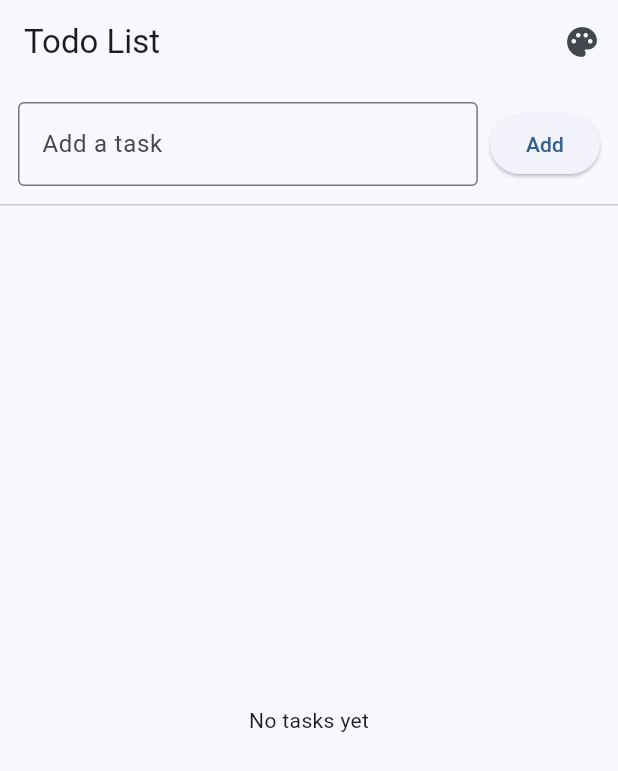
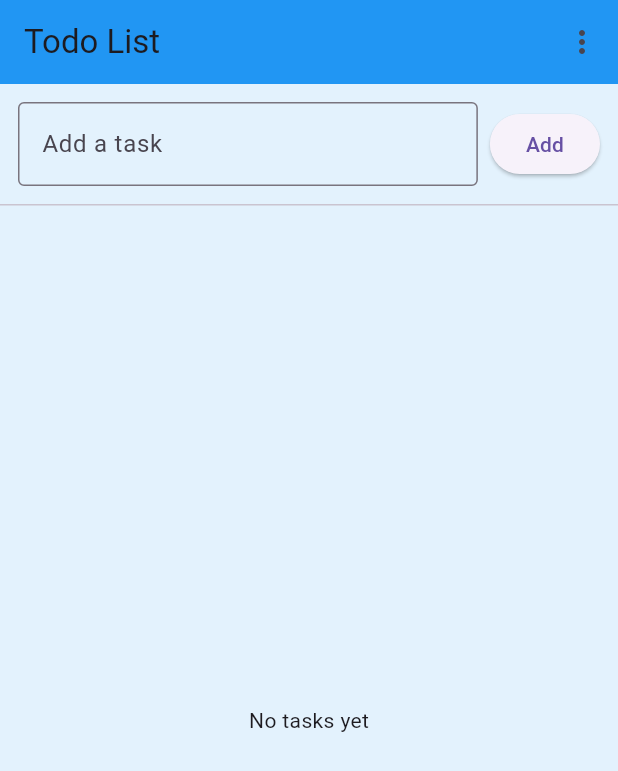
Before and after one commit to JianoFreo/cross_platform, a Flutter app: the screen it shows after launch, after a tap on "Add", on a phone screen of 412 x 824 dp. Shown: the top 771 px of the screen. Run offline on Flutter 3.47's test engine with Material 3 defaults, Android fonts, the phone set to English and light mode, and no system bars; our stand-ins replace sqflite; accounts and stored records are empty.

Commit message:
good changes. add more features

```diff
--- a/todo_flutter_app/lib/main.dart
+++ b/todo_flutter_app/lib/main.dart
@@ -14,11 +14,11 @@ class TodoApp extends StatefulWidget {
 }
 
 class _TodoAppState extends State<TodoApp> {
-  ThemeData _currentTheme = AppTheme.themes['Blue']!;
+  String currentTheme = 'Blue';
 
-  void updateTheme(String themeName) {
+  void switchTheme(String theme) {
     setState(() {
-      _currentTheme = AppTheme.themes[themeName]!;
+      currentTheme = theme;
     });
   }
 
@@ -26,9 +26,12 @@ class _TodoAppState extends State<TodoApp> {
   Widget build(BuildContext context) {
     return MaterialApp(
       debugShowCheckedModeBanner: false,
-      title: 'Todo List',
-      theme: _currentTheme,
-      home: HomeScreen(onThemeChange: updateTheme),
+      title: 'Todo App',
+      theme: AppTheme.themes[currentTheme],
+      home: HomeScreen(
+        currentTheme: currentTheme,
+        onThemeChange: switchTheme,
+      ),
     );
   }
 }
--- a/todo_flutter_app/lib/models/task.dart
+++ b/todo_flutter_app/lib/models/task.dart
@@ -1,12 +1,4 @@
-import 'dart:convert';
-
 class Task {
-  final String id;
-  final String title;
-  final bool isDone;
-  final DateTime createdAt;
-  final DateTime? dueDate;
-
   Task({
     required this.id,
     required this.title,
@@ -15,7 +7,17 @@ class Task {
     this.dueDate,
   });
 
-  Task copyWith({String? title, bool? isDone, DateTime? dueDate}) {
+  final String id;
+  final String title;
+  final bool isDone;
+  final DateTime createdAt;
+  final DateTime? dueDate;
+
+  Task copyWith({
+    String? title,
+    bool? isDone,
+    DateTime? dueDate,
+  }) {
     return Task(
       id: id,
       title: title ?? this.title,
@@ -24,29 +26,4 @@ class Task {
       dueDate: dueDate ?? this.dueDate,
     );
   }
-
-  Map<String, dynamic> toMap() => {
-        'id': id,
-        'title': title,
-        'isDone': isDone,
-        'createdAt': createdAt.toIso8601String(),
-        'dueDate': dueDate?.toIso8601String(),
-      };
-
-  static Task fromMap(Map<String, dynamic> map) => Task(
-        id: map['id'],
-        title: map['title'],
-        isDone: map['isDone'] ?? false,
-        createdAt: DateTime.parse(map['createdAt']),
-        dueDate: map['dueDate'] != null ? DateTime.parse(map['dueDate']) : null,
-      );
-
-  static String encodeList(List<Task> tasks) =>
-      jsonEncode(tasks.map((t) => t.toMap()).toList());
-
-  static List<Task> decodeList(String raw) {
-    if (raw.isEmpty) return [];
-    final List<dynamic> decoded = jsonDecode(raw);
-    return decoded.map((e) => Task.fromMap(Map<String, dynamic>.from(e))).toList();
-  }
 }
--- a/todo_flutter_app/lib/screens/home_screen.dart
+++ b/todo_flutter_app/lib/screens/home_screen.dart
@@ -1,94 +1,72 @@
 import 'package:flutter/material.dart';
-import 'package:shared_preferences/shared_preferences.dart';
 import '../models/task.dart';
 import '../widgets/task_tile.dart';
-import '../utils/date_utils.dart';
-
-typedef ThemeCallback = void Function(String themeName);
+// Alias your utils import to avoid conflict with Flutter's DateUtils
+import '../utils/date_utils.dart' as MyDateUtils;
+import '../theme/app_theme.dart'; // <--- ADD THIS
 
 class HomeScreen extends StatefulWidget {
-  final ThemeCallback? onThemeChange;
-  const HomeScreen({super.key, this.onThemeChange});
+  const HomeScreen({
+    super.key,
+    required this.currentTheme,
+    required this.onThemeChange,
+  });
+
+  final String currentTheme;
+  final ValueChanged<String> onThemeChange;
 
   @override
   State<HomeScreen> createState() => _HomeScreenState();
 }
 
 class _HomeScreenState extends State<HomeScreen> {
+  final List<Task> _tasks = [];
   final TextEditingController _controller = TextEditingController();
-  List<Task> _tasks = [];
-  String _currentTheme = 'Blue';
 
   @override
-  void initState() {
-    super.initState();
-    _loadTasks();
+  void dispose() {
+    _controller.dispose();
+    super.dispose();
   }
 
-  Future<void> _loadTasks() async {
-    final prefs = await SharedPreferences.getInstance();
-    final raw = prefs.getString('tasks') ?? '';
-    setState(() => _tasks = Task.decodeList(raw));
-  }
-
-  Future<void> _saveTasks() async {
-    final prefs = await SharedPreferences.getInstance();
-    await prefs.setString('tasks', Task.encodeList(_tasks));
-  }
-
-  Future<void> _addTask() async {
+  void _addTask() {
     final text = _controller.text.trim();
     if (text.isEmpty) return;
 
-    final task = Task(
+    setState(() {
+      _tasks.add(Task(
         id: DateTime.now().microsecondsSinceEpoch.toString(),
         title: text,
         createdAt: DateTime.now(),
-    );
-
-    setState(() {
-      _tasks.insert(0, task);
+      ));
       _controller.clear();
     });
-
-    await _saveTasks();
   }
 
-  Future<void> _editTaskDueDate(Task task) async {
-    final picked = await showDatePicker(
+  void _toggle(int index, bool value) {
+    setState(() {
+      _tasks[index] = _tasks[index].copyWith(isDone: value);
+    });
+  }
+
+  void _delete(int index) {
+    setState(() {
+      _tasks.removeAt(index);
+    });
+  }
+
+  void _editDueDate(int index) async {
+    final selectedDate = await showDatePicker(
       context: context,
-      initialDate: task.dueDate ?? DateTime.now(),
-      firstDate: DateTime.now(),
+      initialDate: _tasks[index].dueDate ?? DateTime.now(),
+      firstDate: DateTime(2000),
       lastDate: DateTime(2100),
     );
-    if (picked == null) return;
-
-    final updated = task.copyWith(dueDate: picked);
+    if (selectedDate != null) {
       setState(() {
-      final index = _tasks.indexWhere((t) => t.id == task.id);
-      if (index != -1) _tasks[index] = updated;
+        _tasks[index] = _tasks[index].copyWith(dueDate: selectedDate);
       });
-
-    await _saveTasks();
     }
-
-  Future<void> _toggleTask(Task task, bool value) async {
-    final updated = task.copyWith(isDone: value);
-    setState(() {
-      final index = _tasks.indexWhere((t) => t.id == task.id);
-      if (index != -1) _tasks[index] = updated;
-    });
-    await _saveTasks();
-  }
-
-  Future<void> _deleteTask(Task task) async {
-    setState(() => _tasks.removeWhere((t) => t.id == task.id));
-    await _saveTasks();
-  }
-
-  void _changeTheme(String theme) {
-    setState(() => _currentTheme = theme);
-    if (widget.onThemeChange != null) widget.onThemeChange!(theme);
   }
 
   @override
@@ -98,19 +76,12 @@ class _HomeScreenState extends State<HomeScreen> {
         title: const Text('Todo List'),
         actions: [
           PopupMenuButton<String>(
-            onSelected: _changeTheme,
-            itemBuilder: (context) => [
-              'Blue', 'Green', 'Yellow', 'Red', 'Brown', 'Dark'
-            ].map((theme) => PopupMenuItem(
-              value: theme,
-              child: Text(theme),
-            )).toList(),
-            icon: const Icon(Icons.palette),
+            onSelected: widget.onThemeChange,
+            itemBuilder: (_) => MyDateUtilsAppThemeFix(), // FIXED BELOW
           ),
         ],
       ),
-      body: SafeArea(
-        child: Column(
+      body: Column(
         children: [
           Padding(
             padding: const EdgeInsets.all(12),
@@ -142,23 +113,27 @@ class _HomeScreenState extends State<HomeScreen> {
                     itemCount: _tasks.length,
                     itemBuilder: (context, index) {
                       final task = _tasks[index];
-                        final createdAt = MyDateUtils.formatDateTime(task.createdAt);
-                        final due = task.dueDate != null
-                            ? 'Due: ${MyDateUtils.formatDate(task.dueDate!)}'
-                            : '';
                       return TaskTile(
                         task: task,
-                          onToggle: (v) => _toggleTask(task, v),
-                          onDelete: () => _deleteTask(task),
-                          onEdit: () => _editTaskDueDate(task),
-                          subtitle: '$createdAt $due',
+                        onToggle: (v) => _toggle(index, v),
+                        onDelete: () => _delete(index),
+                        onEdit: () => _editDueDate(index),
                       );
                     },
                   ),
           ),
         ],
       ),
-      ),
     );
   }
 }
+
+// Helper for theme selection menu
+List<PopupMenuEntry<String>> MyDateUtilsAppThemeFix() {
+  return AppTheme.themes.keys
+      .map((theme) => PopupMenuItem(
+            value: theme,
+            child: Text(theme),
+          ))
+      .toList();
+}
--- a/todo_flutter_app/lib/theme/app_theme.dart
+++ b/todo_flutter_app/lib/theme/app_theme.dart
@@ -3,48 +3,46 @@ import 'package:flutter/material.dart';
 class AppTheme {
   static final Map<String, ThemeData> themes = {
     'Blue': ThemeData(
-      useMaterial3: true,
-      colorScheme: ColorScheme.fromSeed(
-        seedColor: Colors.blue,
+      primarySwatch: Colors.blue,
       brightness: Brightness.light,
-      ),
-      textTheme: const TextTheme(bodyLarge: TextStyle(color: Colors.white)),
+      scaffoldBackgroundColor: Colors.blue[50],
+      appBarTheme: const AppBarTheme(backgroundColor: Colors.blue),
+      floatingActionButtonTheme: const FloatingActionButtonThemeData(backgroundColor: Colors.blue),
     ),
     'Green': ThemeData(
-      useMaterial3: true,
-      colorScheme: ColorScheme.fromSeed(
-        seedColor: Colors.green,
+      primarySwatch: Colors.green,
       brightness: Brightness.light,
+      scaffoldBackgroundColor: Colors.green[50],
+      appBarTheme: const AppBarTheme(backgroundColor: Colors.green),
+      floatingActionButtonTheme: const FloatingActionButtonThemeData(backgroundColor: Colors.green),
     ),
+    'Red': ThemeData(
+      primarySwatch: Colors.red,
+      brightness: Brightness.light,
+      scaffoldBackgroundColor: Colors.red[50],
+      appBarTheme: const AppBarTheme(backgroundColor: Colors.red),
+      floatingActionButtonTheme: const FloatingActionButtonThemeData(backgroundColor: Colors.red),
     ),
     'Yellow': ThemeData(
-      useMaterial3: true,
-      colorScheme: ColorScheme.fromSeed(
-        seedColor: Colors.yellow,
+      primarySwatch: Colors.yellow,
       brightness: Brightness.light,
-        onPrimary: Colors.black,
-      ),
-    ),
-    'Red': ThemeData(
-      useMaterial3: true,
-      colorScheme: ColorScheme.fromSeed(
-        seedColor: Colors.red,
-        brightness: Brightness.light,
-      ),
+      scaffoldBackgroundColor: Colors.yellow[50],
+      appBarTheme: const AppBarTheme(backgroundColor: Colors.orange),
+      floatingActionButtonTheme: const FloatingActionButtonThemeData(backgroundColor: Colors.orange),
     ),
     'Brown': ThemeData(
-      useMaterial3: true,
-      colorScheme: ColorScheme.fromSeed(
-        seedColor: Colors.brown,
+      primarySwatch: Colors.brown,
       brightness: Brightness.light,
-      ),
+      scaffoldBackgroundColor: Colors.brown[50],
+      appBarTheme: const AppBarTheme(backgroundColor: Colors.brown),
+      floatingActionButtonTheme: const FloatingActionButtonThemeData(backgroundColor: Colors.brown),
     ),
     'Dark': ThemeData(
-      useMaterial3: true,
-      colorScheme: ColorScheme.fromSeed(
-        seedColor: Colors.grey.shade900,
       brightness: Brightness.dark,
-      ),
+      primarySwatch: Colors.grey,
+      scaffoldBackgroundColor: Colors.grey[900],
+      appBarTheme: const AppBarTheme(backgroundColor: Colors.grey),
+      floatingActionButtonTheme: const FloatingActionButtonThemeData(backgroundColor: Colors.grey),
     ),
   };
 }
```
Also changed, not shown: todo_flutter_app/lib/utils/date_utils.dart (+5 -11 lines), todo_flutter_app/lib/widgets/task_tile.dart (+17 -16 lines), todo_flutter_app/pubspec.yaml (+2 -6 lines), todo_flutter_app/pubspec.lock, 1 other file. Lines whose indentation alone changed are shown as unchanged.
